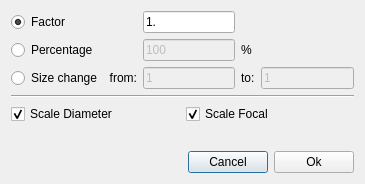
Old version of the form src/gui/DialogScaleDevice.ui in the repository edeforas/Astree.
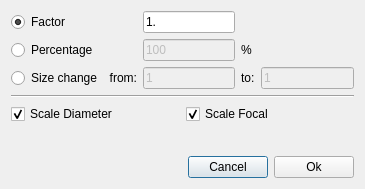
New version of the form. Icons and pictures are not drawn.

What changed in the file:
```diff
--- a/src/gui/DialogScaleDevice.ui
+++ b/src/gui/DialogScaleDevice.ui
@@ -7,7 +7,7 @@
     <x>0</x>
     <y>0</y>
     <width>365</width>
-    <height>184</height>
+    <height>189</height>
    </rect>
   </property>
   <property name="windowTitle">
```
Left out of the diff: 6 changed lines with no effect on the pictures.
